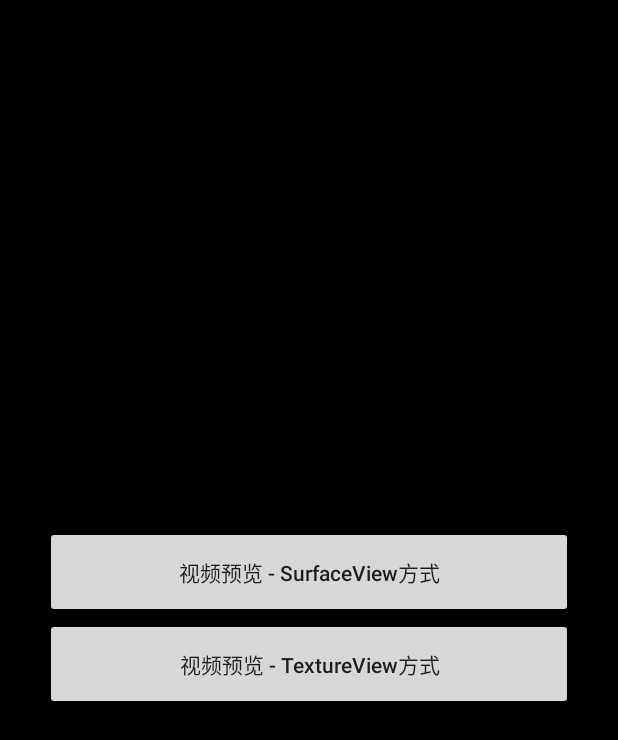
After one commit to SunMengLong/MengLongVideoStudy, an Android app: the CollectionVideoActivity screen opened directly, with no data from a screen before it, on a phone screen of 412 x 824 dp. The commit adds this screen. Shown: the top 740 px of the screen. Run offline under Robolectric (Android 15) with nearby library versions, the phone set to English and light mode, and no system bars.

Commit message:
采集视频数据

```diff
--- a/app/src/main/java/com/menglong/video/study/base/activity/MainActivity.java
+++ b/app/src/main/java/com/menglong/video/study/base/activity/MainActivity.java
@@ -24,7 +24,7 @@ public class MainActivity extends BaseActivity {
      * 申请权限
      */
     private void requestPermission() {
-        requestRuntimePermision(new String[]{Manifest.permission.WRITE_EXTERNAL_STORAGE, Manifest.permission.RECORD_AUDIO}, new PermissioLitener() {
+        requestRuntimePermision(new String[]{Manifest.permission.WRITE_EXTERNAL_STORAGE, Manifest.permission.RECORD_AUDIO,Manifest.permission.CAMERA}, new PermissioLitener() {
             @Override
             public void onGranted() {
 
--- a/app/src/main/java/com/menglong/video/study/step1/Step1Activity.java
+++ b/app/src/main/java/com/menglong/video/study/step1/Step1Activity.java
@@ -9,6 +9,7 @@ import com.menglong.video.study.base.util.Util;
 import com.menglong.video.study.step1.step2_collection_audio.AudioRecordCollectionAudio;
 import com.menglong.video.study.step1.step3_play_audio.AudioTrackPlayAudioActivity;
 import com.menglong.video.study.step1.step1_draw_image.ThreeWaysDrawImageActivity;
+import com.menglong.video.study.step1.step4_camera_collection_video.CollectionVideoActivity;
 
 /**
  * Created by 10007358 on 2020/8/3.
@@ -35,5 +36,6 @@ public class Step1Activity extends BaseActivity {
     }
 
     public void study_step1_four(View view) {
+        Util.intentActivity(this, CollectionVideoActivity.class);
     }
 }
--- /dev/null
+++ b/app/src/main/java/com/menglong/video/study/step1/step4_camera_collection_video/CollectionVideoActivity.java
@@ -0,0 +1,39 @@
+package com.menglong.video.study.step1.step4_camera_collection_video;
+
+import android.os.Bundle;
+import android.view.View;
+
+import com.menglong.video.study.R;
+import com.menglong.video.study.base.activity.BaseActivity;
+import com.menglong.video.study.base.util.Util;
+
+/**
+ * Created by 10007358 on 2020/8/3.
+ */
+
+public class CollectionVideoActivity extends BaseActivity {
+
+    @Override
+    protected void onCreate(Bundle savedInstanceState) {
+        super.onCreate(savedInstanceState);
+        setContentView(R.layout.activity_collection_video);
+    }
+
+    /**
+     * 预览相机 - SurfaceView方式
+     *
+     * @param view
+     */
+    public void video_preview_surfaceview(View view) {
+        Util.intentActivity(this, CameraPreViewSurfaceViewActivity.class);
+    }
+
+    /**
+     * 预览相机 - TextureView方式
+     *
+     * @param view
+     */
+    public void video_preview_textureview(View view) {
+        Util.intentActivity(this, CameraPreViewTextureActivity.class);
+    }
+}
--- /dev/null
+++ b/app/src/main/res/layout/activity_collection_video.xml
@@ -0,0 +1,24 @@
+<?xml version="1.0" encoding="utf-8"?>
+<RelativeLayout xmlns:android="http://schemas.android.com/apk/res/android"
+    xmlns:app="http://schemas.android.com/apk/res-auto"
+    xmlns:tools="http://schemas.android.com/tools"
+    android:layout_width="match_parent"
+    android:layout_height="match_parent"
+    android:background="@color/colorBlack"
+    tools:context="com.menglong.video.study.step1.step4_camera_collection_video.CollectionVideoActivity">
+
+    <LinearLayout style="@style/LinearLayoutStyle">
+
+        <Button
+            style="@style/ButtonStyle"
+            android:onClick="video_preview_surfaceview"
+            android:text="视频预览 - SurfaceView方式" />
+
+        <Button
+            style="@style/ButtonStyle"
+            android:onClick="video_preview_textureview"
+            android:text="视频预览 - TextureView方式" />
+
+    </LinearLayout>
+
+</RelativeLayout>
```
Also changed, not shown: app/src/main/AndroidManifest.xml (+8 -0 lines), app/src/main/java/com/menglong/video/study/step1/step4_camera_collection_video/CameraPreViewSurfaceViewActivity.java (added, +62 -0 lines), app/src/main/java/com/menglong/video/study/step1/step4_camera_collection_video/CameraPreViewTextureActivity.java (added, +85 -0 lines), app/src/main/res/layout/activity_preview_camera_surfaceview.xml (added, +15 -0 lines), app/src/main/res/layout/activity_preview_camera_textureview.xml (added, +15 -0 lines).
